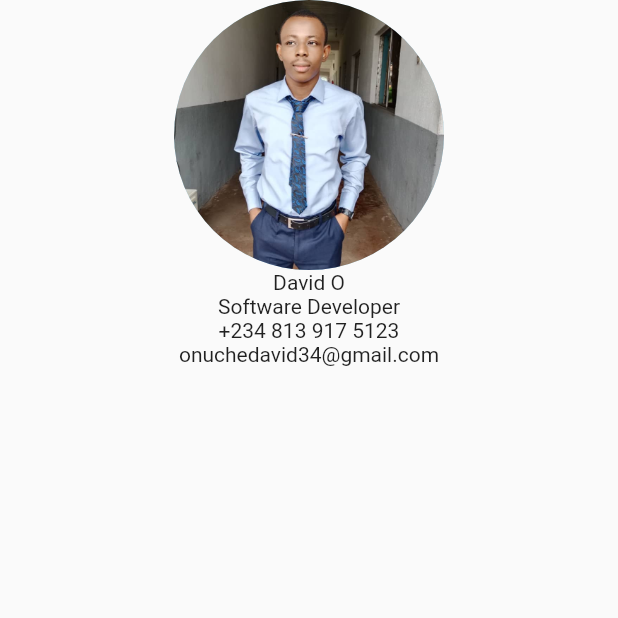
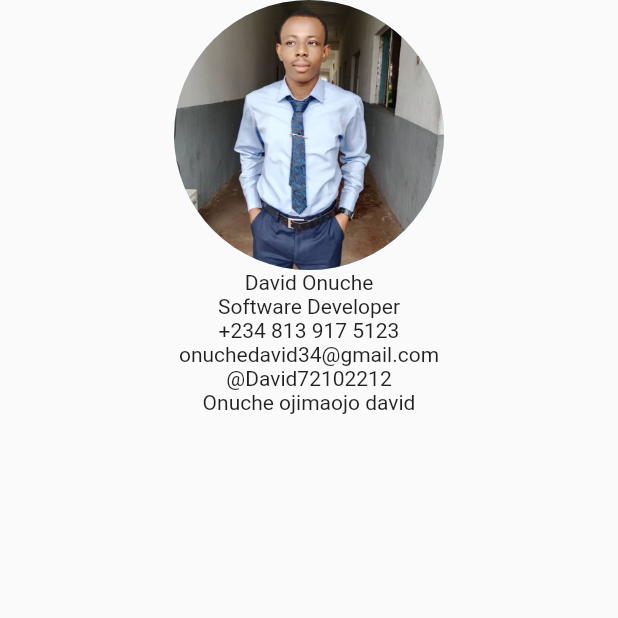
Before and after one commit to davidonuche/my_cv_app, a Flutter app: the screen it shows after launch, on a phone screen of 412 x 824 dp, the top half of it. Run offline on Flutter 3.47's test engine with Material 2 defaults, Android fonts, the phone set to English and light mode, and no system bars.

Commit message:
social media

```diff
--- a/lib/screens/my_cv_page.dart
+++ b/lib/screens/my_cv_page.dart
@@ -16,10 +16,12 @@ class MyCVPage extends StatelessWidget {
               // TODO:- Provide path for asset image,
               foregroundImage: AssetImage("assets/picture.jpeg"),
             ),
-            Text("David O"),
+            Text("David Onuche"),
             Text("Software Developer"),
             Text("+234 813 917 5123"),
             Text("onuchedavid34@gmail.com"),
+            Text("@David72102212"),
+            Text("Onuche ojimaojo david"),
           ],
         ),
       ),
```
